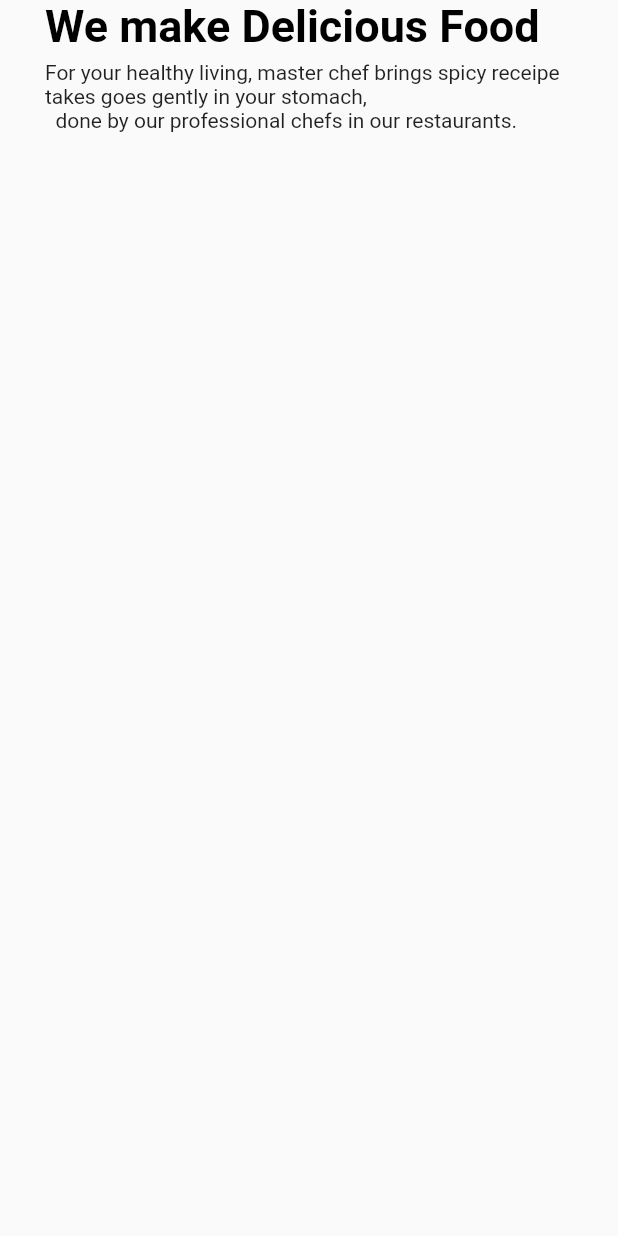
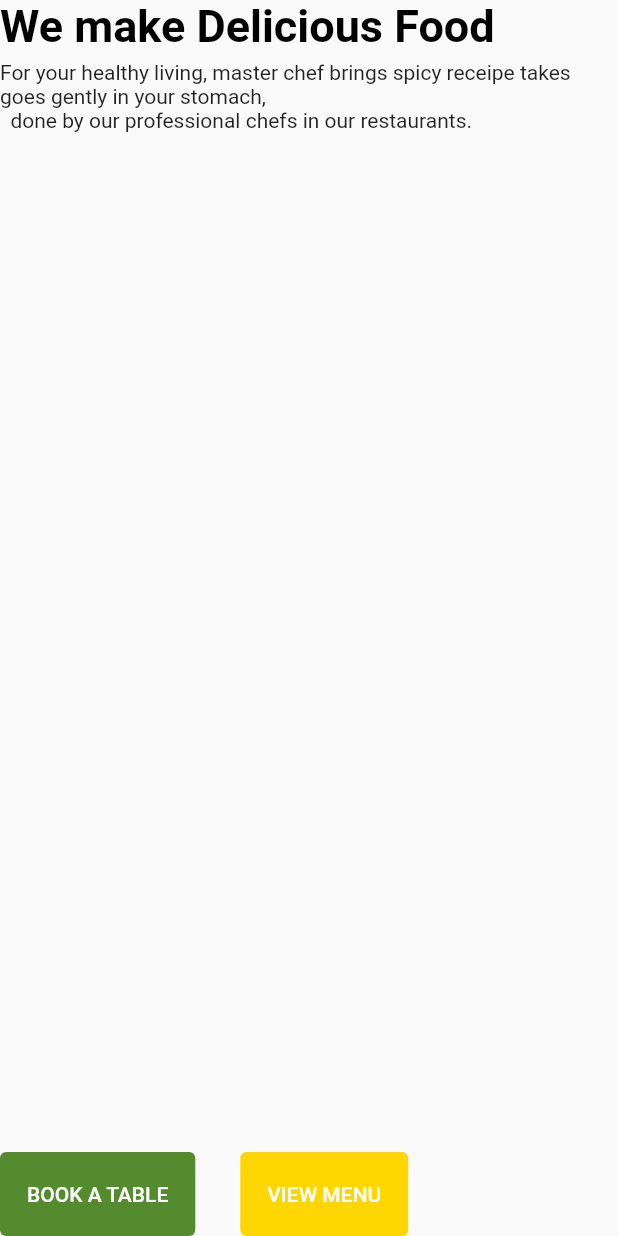
Before and after one commit to Tosin8/master_chef_web_landing_page, a Flutter app: the BodyApp widget shown alone on an empty page, opened directly, on a phone screen of 412 x 824 dp. Run offline on Flutter 3.47's test engine with Material 2 defaults, Android fonts, the phone set to English and light mode, and no system bars.

Commit message:
Updating lib components

```diff
--- a/lib/component/landing_page/appbar.dart
+++ b/lib/component/landing_page/appbar.dart
@@ -7,7 +7,7 @@ class MyAppNav extends StatelessWidget {
 
   @override
   Widget build(BuildContext context) {
-    Size size = MediaQuery.of(context).size;
+    // Size size = MediaQuery.of(context).size;
     return Padding(
       padding: const EdgeInsets.all(10),
       child: Row(
--- a/lib/component/landing_page/body.dart
+++ b/lib/component/landing_page/body.dart
@@ -1,16 +1,15 @@
 import 'package:flutter/material.dart';
+import 'package:master_chef_web_landing_page/widgets/constant.dart';
 
 class BodyApp extends StatelessWidget {
   const BodyApp({Key? key}) : super(key: key);
 
   @override
   Widget build(BuildContext context) {
-    return Padding(
-      padding: const EdgeInsets.symmetric(horizontal: 30),
-      child: Column(
+    return Column(
       crossAxisAlignment: CrossAxisAlignment.start,
-        children: const [
-          Text(
+      children: [
+        const Text(
           'We make Delicious Food',
           style: TextStyle(
             fontSize: 30,
@@ -18,11 +17,36 @@ class BodyApp extends StatelessWidget {
             color: Colors.black,
           ),
         ),
-          SizedBox(height: 5),
-          Text(
+        const SizedBox(height: 5),
+        const Text(
             'For your healthy living, master chef brings spicy receipe takes goes gently in your stomach, \n  done by our professional chefs in our restaurants. '),
+        const Spacer(),
+        Row(
+          children: [
+            TextButton(
+                style: ButtonStyle(
+                  foregroundColor: const MaterialStatePropertyAll(Colors.white),
+                  backgroundColor: MaterialStateProperty.all(kSecondaryColor),
+                ),
+                onPressed: () {},
+                child: Padding(
+                    padding: const EdgeInsets.symmetric(
+                        vertical: 12, horizontal: 10),
+                    child: Text('Book a Table'.toUpperCase()))),
+            const SizedBox(width: 30),
+            TextButton(
+                style: ButtonStyle(
+                  foregroundColor: const MaterialStatePropertyAll(Colors.white),
+                  backgroundColor: MaterialStateProperty.all(kPrimaryColor),
+                ),
+                onPressed: () {},
+                child: Padding(
+                    padding: const EdgeInsets.symmetric(
+                        vertical: 12, horizontal: 10),
+                    child: Text('View Menu'.toUpperCase())))
           ],
-      ),
+        )
+      ],
     );
   }
 }
--- a/lib/main.dart
+++ b/lib/main.dart
@@ -19,8 +19,8 @@ class LandingPage extends StatelessWidget {
   @override
   Widget build(BuildContext context) {
     // ignore: non_constant_identifier_names
-    Size size = MediaQuery.of(context)
-        .size; // providing the total heignt and width of the screen.
+    // Size size = MediaQuery.of(context).size;
+    // providing the total heignt and width of the screen.
     return Scaffold(
       body: Container(
           // height: size.height,
--- a/lib/widgets/constant.dart
+++ b/lib/widgets/constant.dart
@@ -1,6 +1,6 @@
 import 'package:flutter/material.dart';
 
 const kPrimaryColor = Color.fromRGBO(255, 214, 0, 1);
-const kSecondayColor = Color(0xFF558B2F);
+const kSecondaryColor = Color(0xFF558B2F);
 const kBgColor = Color(0x0fffc200);
 const kTextColor = Color(0xFF241424);
```
Lines whose indentation alone changed are shown as unchanged.
